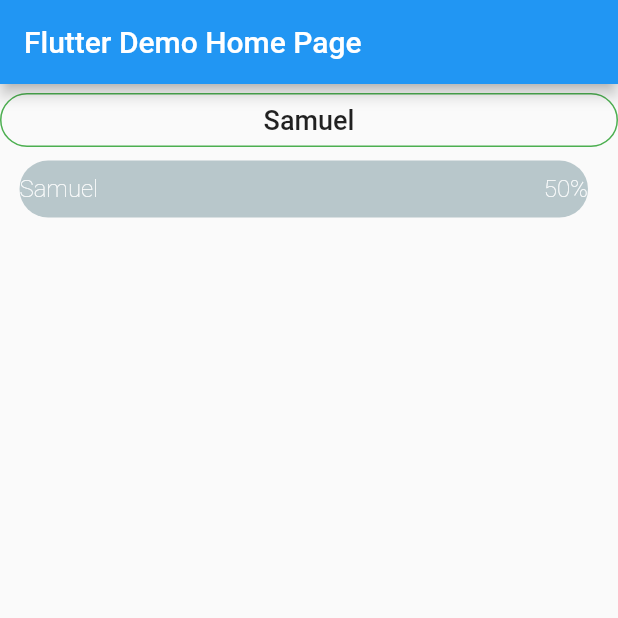
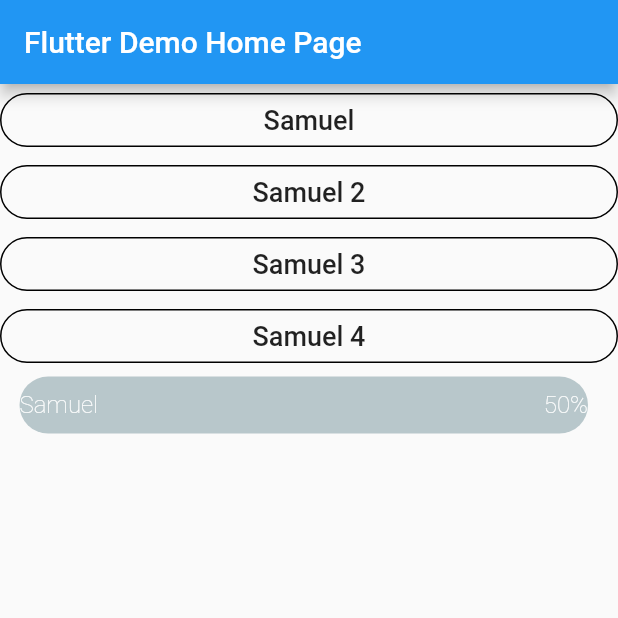
Before and after one commit to samuelezedi/polls, a Flutter app: the screen it shows after launch, on a phone screen of 412 x 824 dp, the top half of it. Run offline on Flutter 3.47's test engine with Material 2 defaults, Android fonts, the phone set to English and light mode, and no system bars; drawn by our look-alikes of percent_indicator.

Commit message:
more functions

```diff
--- a/example/lib/optionview.dart
+++ b/example/lib/optionview.dart
@@ -6,13 +6,13 @@ class PollOptions {
   double value;
   String title;
 
-  show() {
-    return [this.title, this.value];
-  }
-
   PollOptions(
       {@required this.title, @required this.value})
       : assert(title != null),
         assert(value != null);
 
+  show() {
+    return [this.title, this.value];
+  }
+
 }
--- a/example/lib/p.dart
+++ b/example/lib/p.dart
@@ -1,5 +1,6 @@
 library polls;
 import 'package:example/optionview.dart';
+import 'package:example/pollwidget.dart';
 import 'package:flutter/material.dart';
 import 'package:percent_indicator/percent_indicator.dart';
 
@@ -132,12 +133,12 @@ class _PollsState extends State<Polls> {
     this.choice2Value = children[1][1];
     this.choice2Title = children[1][0];
 
-    if(children.length == 3) {
+    if(children.length > 2) {
       this.choice3Value = children[2][1];
       this.choice3Title = children[2][0];
     }
 
-    if(children.length == 4) {
+    if(children.length > 3) {
       this.choice4Value = children[3][1];
       this.choice4Title = children[3][0];
     }
@@ -151,36 +152,26 @@ class _PollsState extends State<Polls> {
 
 
 
-
   @override
   Widget build(BuildContext context) {
 
+    PollWidget pollWidget = new PollWidget.instance(
+      c1: choice1Title,
+      c2: choice2Title,
+      c3: choice3Title,
+      c4: choice4Title,
+      v1: choice1Value,
+      v2: choice2Value,
+      v3: choice3Value,
+      v4: choice4Value,
+      total: totalVotes,
+      highest: highest,
+    );
+
     if(type == 2){
       //vote has been casted by this user
-      return Container(
-        width: double.infinity,
-        child: Container(
-          margin: EdgeInsets.all(0),
-          width: MediaQuery.of(context).size.width,
-          child: OutlineButton(
-            onPressed: () {
-              //cast vote
-//              _calculateVoteAndPost(data, 1, 'one');
-            },
-            color: voteNotCastedColor,
-            padding: EdgeInsets.all(5.0),
-            child: Text(this.choice1Title,
-                style: TextStyle(fontSize: 18.0)),
-            borderSide: BorderSide(
-              color: voteNotCastedColor,
-            ),
-            shape: RoundedRectangleBorder(
-              borderRadius: new BorderRadius.circular(20.0),
-//                              side: BorderSide(color: Colors.red)
-            ),
-          ),
-        ),
-      );
+      return pollWidget.voteCasted(context);
+
     }
     if(type == 1){
       //mean this is the creator of the polls and cannot vote
--- /dev/null
+++ b/example/lib/pollwidget.dart
@@ -0,0 +1,138 @@
+
+import 'package:flutter/material.dart';
+
+class PollWidget {
+
+  String c1;
+  String c2;
+  String c3;
+  String c4;
+  double v1;
+  double v2;
+  double v3;
+  double v4;
+  int total;
+  double highest;
+
+  PollWidget.instance({c1, c2, c3, c4, v1, v2, v3, v4,total, highest}) {
+    this.c1 = c1;
+    this.c2 = c2;
+    this.c3 = c3;
+    this.c4 = c4;
+    this.v1 = v1;
+    this.v2 = v2;
+    this.v3 = v3;
+    this.v4 = v4;
+    this.highest = highest;
+    this.total = total;
+  }
+
+  voteCasted(context) {
+    print(c3);
+
+    return Column(
+      children: <Widget>[
+        Container(
+          width: double.infinity,
+          child: Container(
+            margin: EdgeInsets.all(0),
+            width: MediaQuery.of(context).size.width,
+            child: OutlineButton(
+              onPressed: () {
+                //cast vote
+//              _calculateVoteAndPost(data, 1, 'one');
+              },
+              color: Colors.green,
+              padding: EdgeInsets.all(5.0),
+              child: Text(this.c1,
+                  style: TextStyle(fontSize: 18.0)),
+              borderSide: BorderSide(
+                color: Colors.black,
+              ),
+              shape: RoundedRectangleBorder(
+                borderRadius: new BorderRadius.circular(20.0),
+//                              side: BorderSide(color: Colors.red)
+              ),
+            ),
+          ),
+        ),
+
+        Container(
+          width: double.infinity,
+          child: Container(
+            margin: EdgeInsets.all(0),
+            width: MediaQuery.of(context).size.width,
+            child: OutlineButton(
+              onPressed: () {
+                //cast vote
+//              _calculateVoteAndPost(data, 1, 'one');
+              },
+              color: Colors.green,
+              padding: EdgeInsets.all(5.0),
+              child: Text(this.c2,
+                  style: TextStyle(fontSize: 18.0)),
+              borderSide: BorderSide(
+                color: Colors.black,
+              ),
+              shape: RoundedRectangleBorder(
+                borderRadius: new BorderRadius.circular(20.0),
+//                              side: BorderSide(color: Colors.red)
+              ),
+            ),
+          ),
+        ),
+
+        Container(
+          width: double.infinity,
+          child: Container(
+            margin: EdgeInsets.all(0),
+            width: MediaQuery.of(context).size.width,
+            child: OutlineButton(
+              onPressed: () {
+                //cast vote
+//              _calculateVoteAndPost(data, 1, 'one');
+              },
+              color: Colors.green,
+              padding: EdgeInsets.all(5.0),
+              child: Text(this.c3,
+                  style: TextStyle(fontSize: 18.0)),
+              borderSide: BorderSide(
+                color: Colors.black,
+              ),
+              shape: RoundedRectangleBorder(
+                borderRadius: new BorderRadius.circular(20.0),
+//                              side: BorderSide(color: Colors.red)
+              ),
+            ),
+          ),
+        ),
+
+        Container(
+          width: double.infinity,
+          child: Container(
+            margin: EdgeInsets.all(0),
+            width: MediaQuery.of(context).size.width,
+            child: OutlineButton(
+              onPressed: () {
+                //cast vote
+//              _calculateVoteAndPost(data, 1, 'one');
+              },
+              color: Colors.green,
+              padding: EdgeInsets.all(5.0),
+              child: Text(this.c4,
+                  style: TextStyle(fontSize: 18.0)),
+              borderSide: BorderSide(
+                color: Colors.black,
+              ),
+              shape: RoundedRectangleBorder(
+                borderRadius: new BorderRadius.circular(20.0),
+//                              side: BorderSide(color: Colors.red)
+              ),
+            ),
+          ),
+        ),
+      ],
+    );
+  }
+
+}
```
